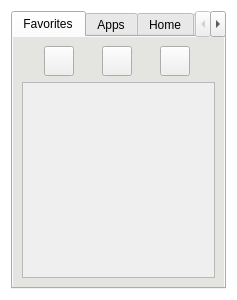
Qt form lumina-desktop/panel-plugins/userbutton/UserWidget.ui (lumina-desktop/lumina) before a commit.
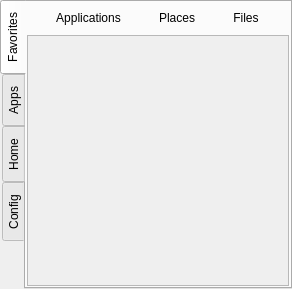
The same form after that commit.

Commit message: Update the appearance/functionality of the userbutton quite a bit in lumina-desktop. 1) Should now only reload the applications list if the installed apps changed recently, making the menu show up a ton faster. 2) Move the tabs over to the left side of the UI, and remove a lot of empty space. 3) Attempt to have the widget track the mouse and switch to a new tab on mouse-over instead of requiring a click (still in testing - no loss of functionality at the moment).

```diff
--- a/lumina-desktop/panel-plugins/userbutton/UserWidget.ui
+++ b/lumina-desktop/panel-plugins/userbutton/UserWidget.ui
@@ -1,27 +1,20 @@
 <?xml version="1.0" encoding="UTF-8"?>
 <ui version="4.0">
  <class>UserWidget</class>
- <widget class="QWidget" name="UserWidget">
+ <widget class="QTabWidget" name="UserWidget">
   <property name="geometry">
    <rect>
     <x>0</x>
     <y>0</y>
-    <width>237</width>
-    <height>300</height>
+    <width>292</width>
+    <height>289</height>
    </rect>
   </property>
   <property name="windowTitle">
    <string>Form</string>
   </property>
-  <property name="styleSheet">
-   <string notr="true">QWidget#UserWidget{background: transparent; }
-QWidget#tab_apps,#tab_fav,#tab_home,#tab_config{background: rgba(192,192,182,100); }</string>
-  </property>
-  <layout class="QVBoxLayout" name="verticalLayout">
-   <item>
-    <widget class="QTabWidget" name="tabWidget">
-     <property name="styleSheet">
-      <string notr="true"/>
+  <property name="tabPosition">
+   <enum>QTabWidget::West</enum>
      </property>
      <property name="currentIndex">
       <number>0</number>
@@ -33,7 +26,13 @@
       <attribute name="toolTip">
        <string>Favorites</string>
       </attribute>
-      <layout class="QVBoxLayout" name="verticalLayout_2">
+   <layout class="QVBoxLayout" name="verticalLayout">
+    <property name="spacing">
+     <number>2</number>
+    </property>
+    <property name="margin">
+     <number>1</number>
+    </property>
        <item>
         <layout class="QHBoxLayout" name="horizontalLayout">
          <item>
@@ -54,7 +53,7 @@
             <string>Favorite Applications</string>
            </property>
            <property name="text">
-            <string notr="true"/>
+         <string>Applications</string>
            </property>
            <property name="iconSize">
             <size>
@@ -65,6 +64,12 @@
            <property name="checkable">
             <bool>true</bool>
            </property>
+        <property name="toolButtonStyle">
+         <enum>Qt::ToolButtonTextBesideIcon</enum>
+        </property>
+        <property name="autoRaise">
+         <bool>true</bool>
+        </property>
           </widget>
          </item>
          <item>
@@ -85,7 +90,7 @@
             <string>Favorite Directories</string>
            </property>
            <property name="text">
-            <string notr="true"/>
+         <string>Places</string>
            </property>
            <property name="iconSize">
             <size>
@@ -96,6 +101,12 @@
            <property name="checkable">
             <bool>true</bool>
            </property>
+        <property name="toolButtonStyle">
+         <enum>Qt::ToolButtonTextBesideIcon</enum>
+        </property>
+        <property name="autoRaise">
+         <bool>true</bool>
+        </property>
           </widget>
          </item>
          <item>
@@ -116,7 +127,7 @@
             <string>Favorite FIles</string>
            </property>
            <property name="text">
-            <string notr="true"/>
+         <string>Files</string>
            </property>
            <property name="iconSize">
             <size>
@@ -127,6 +138,12 @@
            <property name="checkable">
             <bool>true</bool>
            </property>
+        <property name="toolButtonStyle">
+         <enum>Qt::ToolButtonTextBesideIcon</enum>
+        </property>
+        <property name="autoRaise">
+         <bool>true</bool>
+        </property>
           </widget>
          </item>
         </layout>
@@ -141,8 +158,8 @@
            <rect>
             <x>0</x>
             <y>0</y>
-            <width>205</width>
-            <height>210</height>
+         <width>262</width>
+         <height>245</height>
            </rect>
           </property>
          </widget>
@@ -157,7 +174,7 @@
       <attribute name="toolTip">
        <string>System Applications</string>
       </attribute>
-      <layout class="QVBoxLayout" name="verticalLayout_3">
+   <layout class="QVBoxLayout" name="verticalLayout_2">
        <item>
         <layout class="QHBoxLayout" name="horizontalLayout_2">
          <item>
@@ -376,9 +393,6 @@
        </item>
       </layout>
      </widget>
-    </widget>
-   </item>
-  </layout>
  </widget>
  <resources/>
  <connections/>
```
Left out of the diff: 36 changed lines with no effect on the pictures. Lines whose indentation alone changed are shown as unchanged. The commit also changes 4 other files.
